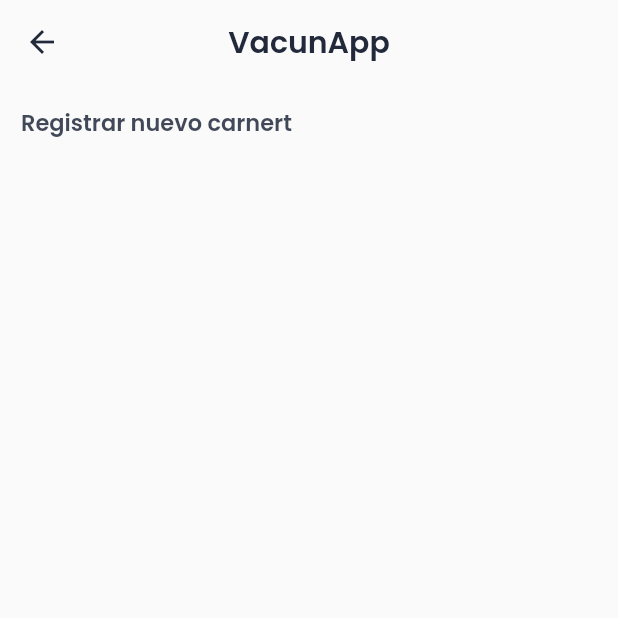
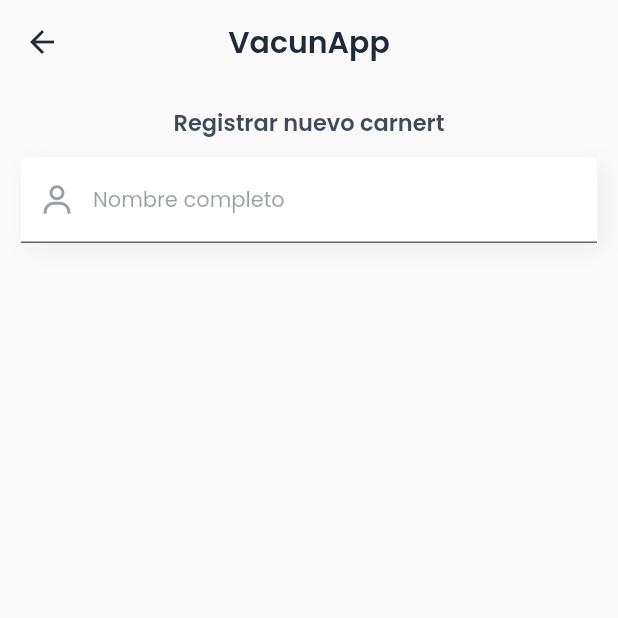
Before and after one commit to ehbarrionuevo/flutter_codigo_vacunapp, a Flutter app: the RegisterPage screen opened directly with empty values, on a phone screen of 412 x 824 dp, the top half of it. Run offline on Flutter 3.47's test engine with Material 2 defaults, Android fonts, the phone set to English and light mode, and no system bars; our stand-ins replace flutter_svg, google_fonts; missing offline and left inert: qr_code_scanner.

Commit message:
Register Page 2.2

```diff
--- a/lib/pages/register_page.dart
+++ b/lib/pages/register_page.dart
@@ -1,5 +1,6 @@
 import 'package:flutter/material.dart';
 import 'package:flutter_codigo_vacunapp/ui/general/colors.dart';
+import 'package:flutter_svg/flutter_svg.dart';
 
 class RegisterPage extends StatelessWidget {
   String url;
@@ -39,6 +40,45 @@ class RegisterPage extends StatelessWidget {
                   color: kFontPrimaryColor.withOpacity(0.85),
                 ),
               ),
+              const SizedBox(
+                height: 12.0,
+              ),
+              Container(
+                decoration: BoxDecoration(
+                  boxShadow: [
+                    BoxShadow(
+                        color: Colors.black.withOpacity(0.05),
+                        offset: const Offset(4, 4),
+                        blurRadius: 12.0),
+                  ],
+                ),
+                child: TextField(
+                  style: TextStyle(
+                      fontSize: 14.0,
+                      color: kFontPrimaryColor.withOpacity(0.9)),
+                  decoration: InputDecoration(
+                      filled: true,
+                      fillColor: Colors.white,
+                      hintText: "Nombre completo",
+                      hintStyle: TextStyle(
+                        fontSize: 14.0,
+                        color: kFontPrimaryColor.withOpacity(0.45),
+                      ),
+                      prefixIcon: SvgPicture.asset(
+                        'assets/icons/user.svg',
+                        fit: BoxFit.scaleDown,
+                        color: kFontPrimaryColor.withOpacity(0.45),
+                      ),
+                      contentPadding: const EdgeInsets.symmetric(
+                        vertical: 18.0,
+                      ),
+                      focusedBorder: OutlineInputBorder(
+                        borderRadius: BorderRadius.circular(14.0),
+                        borderSide: BorderSide.none,
+                      ),
+                  ),
+                ),
+              ),
             ],
           ),
         ),
```
